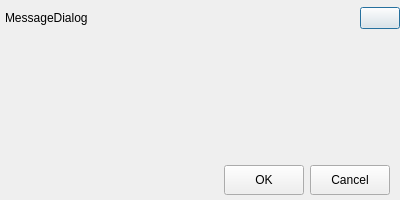
Above: src/messagedialog.ui from ukui/ukui-biometric-manager before the change. Below: the same form after it.
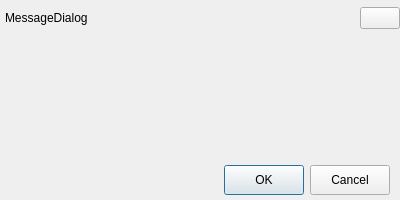
That is the form after the change.

Diff of the .ui file:
```diff
--- a/src/messagedialog.ui
+++ b/src/messagedialog.ui
@@ -218,6 +218,9 @@
        <property name="text">
         <string>OK</string>
        </property>
+       <property name="default">
+        <bool>true</bool>
+       </property>
       </widget>
      </item>
      <item>
```
